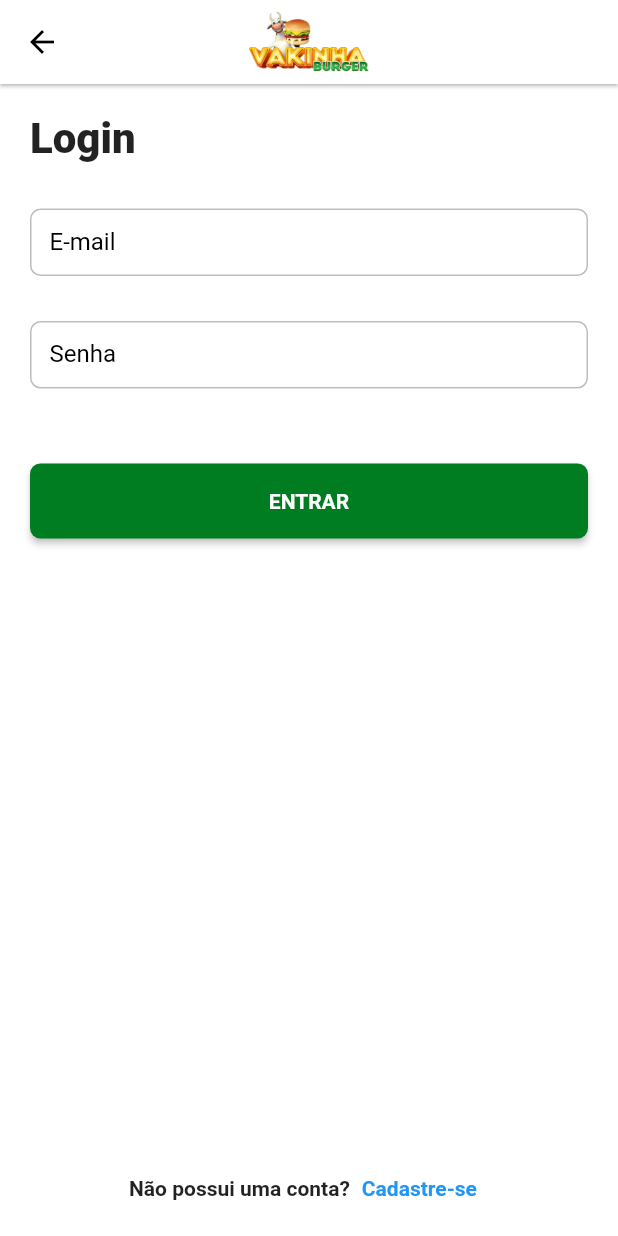
After one commit to joaodest/delivery_app_dartweek, a Flutter app: the LoginPage screen opened by its route, on a phone screen of 412 x 824 dp. The commit adds this screen. Run offline on Flutter 3.47's test engine with Material 2 defaults, Android fonts, the phone set to English and light mode, and no system bars; our stand-ins replace bloc, dio, equatable, flutter_bloc, loading_animation_widget, shared_preferences and 1 more; missing offline and left inert: match; accounts and stored records are empty; network calls fail; Roboto replaces fonts that are missing (mplus1).

Commit message:
Pagina da sacola criada e implementada. Paginas de login e cadastro tambem

```diff
--- a/lib/app/core/core/ui/styles/text_styles.dart
+++ b/lib/app/core/core/ui/styles/text_styles.dart
@@ -32,6 +32,8 @@ class TextStyles {
       TextStyle(fontWeight: FontWeight.w800, fontFamily: font);
 
   TextStyle get textButtonLabel => textBold.copyWith(fontSize: 14);
+
+  TextStyle get textTitle => textExtraBold.copyWith(fontSize: 28);
 }
 
 extension TextStylesExtensions on BuildContext {
--- a/lib/app/dw9_delivery_app.dart
+++ b/lib/app/dw9_delivery_app.dart
@@ -1,8 +1,12 @@
 import 'package:delivery_app_dartweek/app/core/core/provider/application_binding.dart';
 import 'package:delivery_app_dartweek/app/core/core/ui/styles/colors_app.dart';
 import 'package:delivery_app_dartweek/app/core/core/ui/theme/theme_config.dart';
+import 'package:delivery_app_dartweek/app/pages/auth/login/login_page.dart';
+import 'package:delivery_app_dartweek/app/pages/auth/register/register_page.dart';
 import 'package:delivery_app_dartweek/app/pages/home/home_page.dart';
 import 'package:delivery_app_dartweek/app/pages/home/home_router.dart';
+import 'package:delivery_app_dartweek/app/pages/product_details/product_details_page.dart';
+import 'package:delivery_app_dartweek/app/pages/product_details/product_details_router.dart';
 import 'package:delivery_app_dartweek/app/pages/splash/splash_page.dart';
 import 'package:flutter/material.dart';
 
@@ -20,6 +24,9 @@ class Dw9DeliveryApp extends StatelessWidget {
         routes: {
           "/" : (context) => SplashPage(),
           "/home": (context) => HomeRouter.page,
+          "/productDetails": (context) => ProductDetailsRouter.page,
+          "auth/login": (context) => LoginPage(),
+          "auth/register": (context) => RegisterPage(),
         },
       ),
     );
--- /dev/null
+++ b/lib/app/pages/auth/login/login_page.dart
@@ -0,0 +1,82 @@
+import 'package:delivery_app_dartweek/app/core/core/ui/styles/text_styles.dart';
+import 'package:delivery_app_dartweek/app/core/core/ui/widgets/delivery_appbar.dart';
+import 'package:delivery_app_dartweek/app/core/core/ui/widgets/delivery_button.dart';
+import 'package:flutter/material.dart';
+
+class LoginPage extends StatelessWidget {
+  const LoginPage({Key? key}) : super(key: key);
+
+  @override
+  Widget build(BuildContext context) {
+    return Scaffold(
+      appBar: DeliveryAppbar(),
+      body: CustomScrollView(
+        slivers: [
+          SliverToBoxAdapter(
+            child: Padding(
+              padding: const EdgeInsets.all(20),
+              child: Form(
+                child: Column(
+                  crossAxisAlignment: CrossAxisAlignment.start,
+                  children: [
+                    Text("Login", style: context.textStyles.textTitle),
+                    const SizedBox(
+                      height: 30,
+                    ),
+                    TextFormField(
+                      decoration: InputDecoration(labelText: "E-mail"),
+                    ),
+                    const SizedBox(
+                      height: 30,
+                    ),
+                    TextFormField(
+                      decoration: InputDecoration(labelText: "Senha"),
+                    ),
+                    const SizedBox(
+                      height: 50,
+                    ),
+                    Center(
+                      child: DeliveryButton(
+                        label: "ENTRAR",
+                        width: double.infinity,
+                        onPressed: () {},
+                      ),
+                    ),
+                  ],
+                ),
+              ),
+            ),
+          ),
+          SliverFillRemaining(
+            hasScrollBody: false,
+            child: Padding(
+              padding: const EdgeInsets.all(8.0),
+              child: Align(
+                alignment: Alignment.bottomCenter,
+                child: Row(
+                  mainAxisAlignment: MainAxisAlignment.center,
+                  children: [
+                    Text(
+                      "Não possui uma conta?",
+                      style: context.textStyles.textBold,
+                    ),
+                    TextButton(
+                      onPressed: () {
+                        Navigator.of(context).pushNamed("/auth/register");
+                      },
+                      child: Text(
+                        "Cadastre-se",
+                        style: context.textStyles.textBold
+                            .copyWith(color: Colors.blue),
+                      ),
+                    )
+                  ],
+                ),
+              ),
+            ),
+          ),
+        ],
+      ),
+    );
+  }
+}
--- a/pubspec.yaml
+++ b/pubspec.yaml
@@ -47,6 +47,8 @@ dependencies:
   # The following adds the Cupertino Icons font to your application.
   # Use with the CupertinoIcons class for iOS style icons.
   cupertino_icons: ^1.0.2
+  auto_size_text: ^3.0.0
+  shared_preferences: ^2.0.16
 
 
 dev_dependencies:
```
Also changed, not shown: lib/app/core/core/ui/widgets/delivery_inc_dec_button.dart (added, +54 -0 lines), lib/app/dto/order_product_dto.dart (added, +10 -0 lines), lib/app/pages/auth/register/register_page.dart (added, +71 -0 lines), lib/app/pages/home/home_controller.dart (+18 -0 lines), lib/app/pages/home/home_page.dart (+12 -2 lines), lib/app/pages/home/home_state.dart (+16 -7 lines), lib/app/pages/home/widgets/delivery_product_tile.dart (+34 -7 lines), lib/app/pages/home/widgets/shopping_bag_widget.dart (added, +69 -0 lines), lib/app/pages/product_details/product_detail_controller.dart (added, +21 -0 lines), lib/app/pages/product_details/product_details_page.dart (added, +189 -0 lines), lib/app/pages/product_details/product_details_router.dart (added, +23 -0 lines), pubspec.lock.
